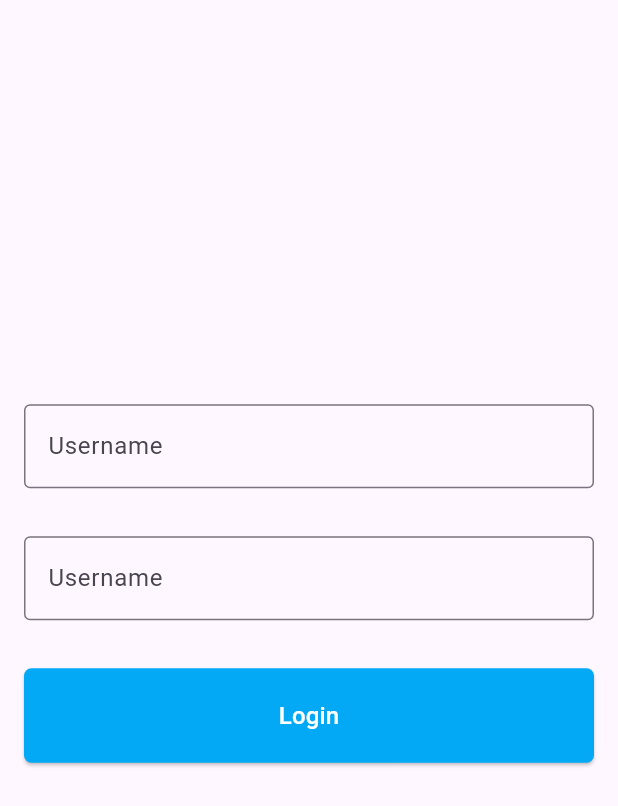
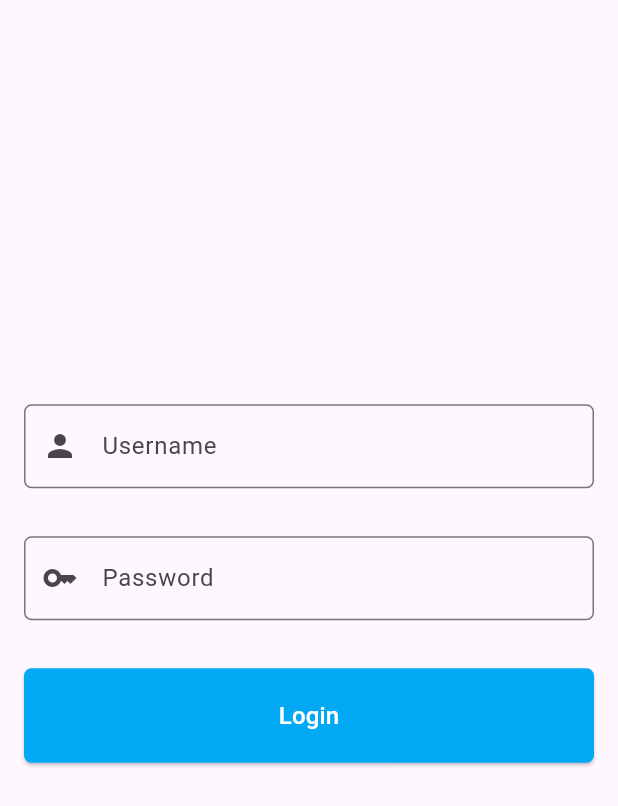
Before and after one commit to RenSantiago/test, a Flutter app: the screen it shows after launch, on a phone screen of 412 x 824 dp. Shown: the top 806 px of the screen. Run offline on Flutter 3.47's test engine with Material 3 defaults, Android fonts, the phone set to English and light mode, and no system bars.

Commit message:
added new module

```diff
--- a/lib/Login.dart
+++ b/lib/Login.dart
@@ -37,21 +37,26 @@ class _Login extends State<LoginState> {
 
   TextField Function(TextEditingController params) UsernameField = (params) => TextField(
     controller: params,
-    decoration: const InputDecoration(
-        border: OutlineInputBorder() ,
+    decoration: InputDecoration(
+        border: OutlineInputBorder(
+            borderRadius: BorderRadius.circular(5)
+        ) ,
         labelText: 'Username',
+        prefixIcon: Icon(Icons.person)
     ),
   );
 
   TextField Function(TextEditingController controller) PasswordField = (controller) => TextField(
     controller : controller,
     obscureText: true,
-    decoration: const InputDecoration(
-      border: OutlineInputBorder() ,
-      labelText: 'Username',
+    decoration: InputDecoration(
+      border: OutlineInputBorder(
+          borderRadius: BorderRadius.circular(5)
+      ) ,
+      labelText: 'Password',
+      prefixIcon: const Icon(Icons.key)
     ),
   );
-
 
   void handleLogin() {
     if(textController.text.isEmpty || passwordController.text.isEmpty){
@@ -66,6 +71,7 @@ class _Login extends State<LoginState> {
               actions: [
                 TextButton(
                     onPressed: (){
+                      enteredText = '';
                       Navigator.of(context).pop();
                     },
                     child: Text('ok')
@@ -80,7 +86,6 @@ class _Login extends State<LoginState> {
       });
     }
   }
-
 
   @override
   Widget build(BuildContext context) {
```
Also changed, not shown: lib/AwesomeSignunp.dart (added, +128 -0 lines).
